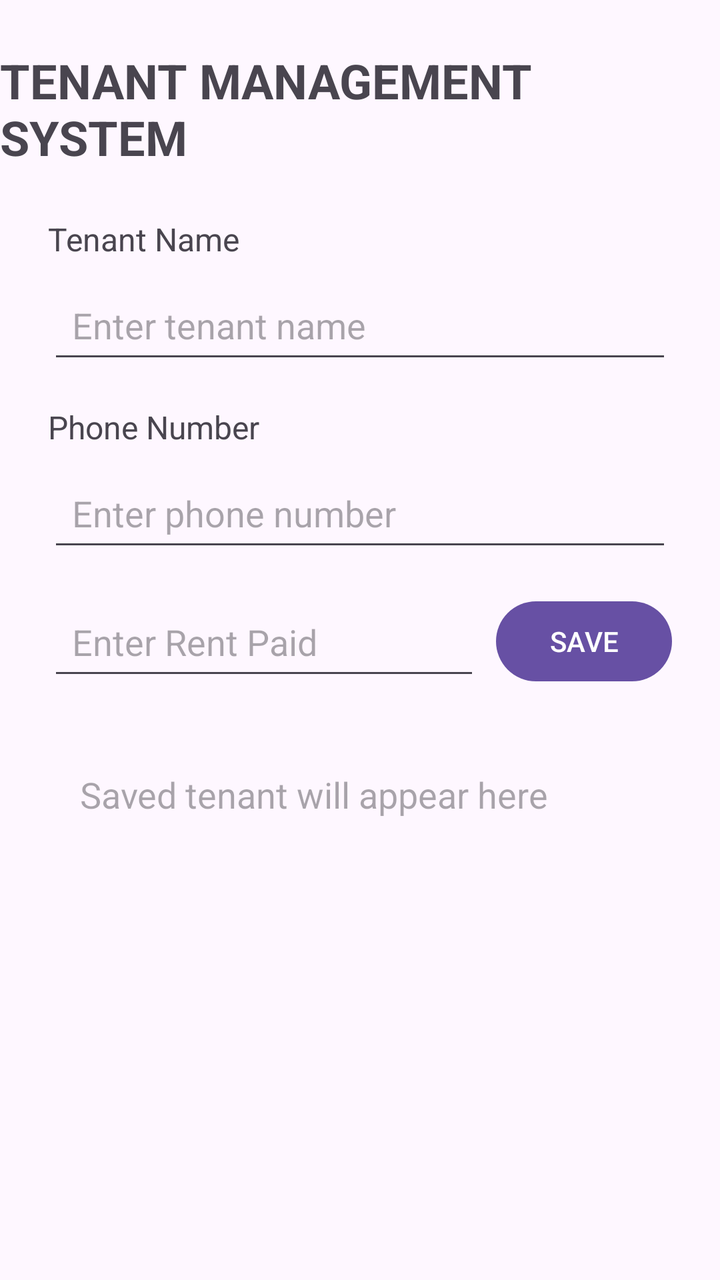
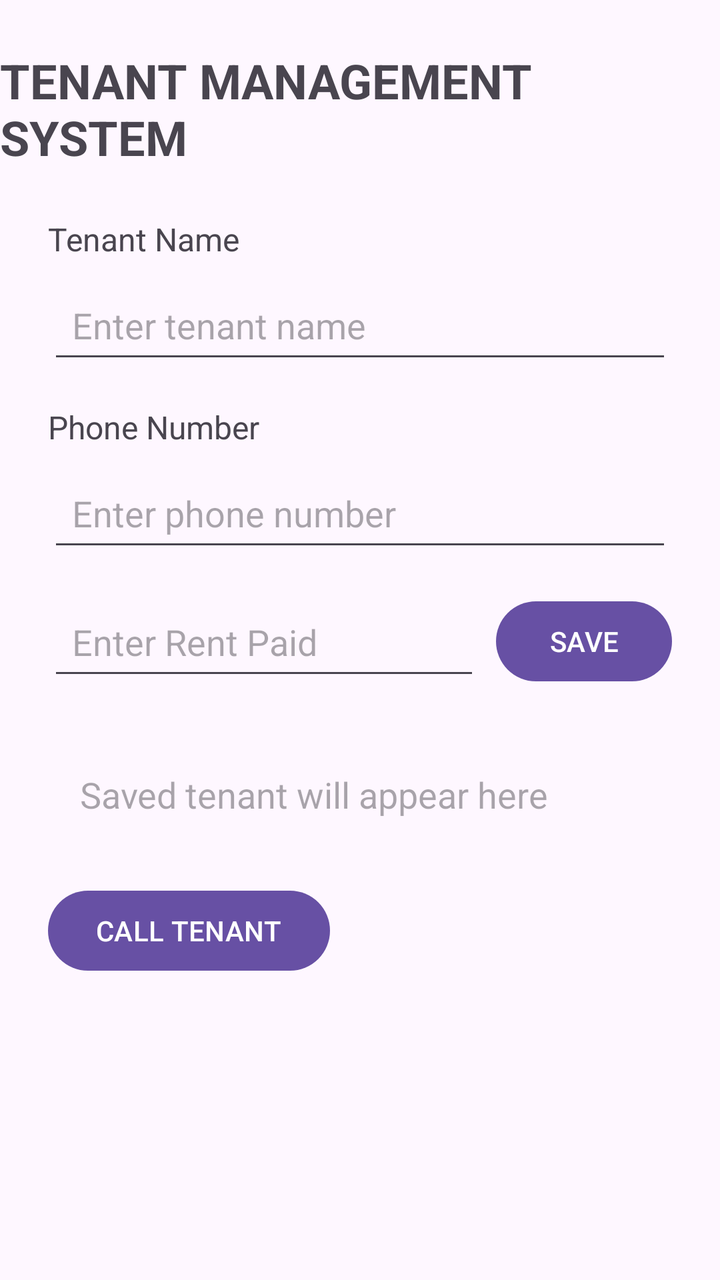

An Android layout rendered at two revisions. The XML below is the earlier revision; the diff shows what the commit changed to produce the second picture.
<!-- AndroidManifest.xml: application theme Theme.TenantManagementSystem -->
<!-- res/layout/activity_main.xml -->
<?xml version="1.0" encoding="utf-8"?>
<layout xmlns:android="http://schemas.android.com/apk/res/android"
    xmlns:app="http://schemas.android.com/apk/res-auto">

    <data>
        <variable
            name="tenant"
            type="com.example.tenantmanagementsystem.Tenant" />
    </data>

    <androidx.constraintlayout.widget.ConstraintLayout
        android:layout_width="match_parent"
        android:layout_height="match_parent">

        <TextView
            android:id="@+id/titleTextView"
            android:layout_width="wrap_content"
            android:layout_height="wrap_content"
            android:text="TENANT MANAGEMENT SYSTEM"
            android:textSize="24sp"
            android:textStyle="bold"
            android:layout_marginTop="24dp"
            app:layout_constraintTop_toTopOf="parent"
            app:layout_constraintStart_toStartOf="parent"
            app:layout_constraintEnd_toEndOf="parent" />

        <TextView
            android:id="@+id/tenantNameLabel"
            android:layout_width="wrap_content"
            android:layout_height="wrap_content"
            android:text="Tenant Name"
            android:textSize="16sp"
            android:layout_marginTop="24dp"
            android:layout_marginStart="24dp"
            app:layout_constraintTop_toBottomOf="@id/titleTextView"
            app:layout_constraintStart_toStartOf="parent" />

        <EditText
            android:id="@+id/tenantNameEditText"
            android:layout_width="0dp"
            android:layout_height="wrap_content"
            android:hint="Enter tenant name"
            android:minHeight="48dp"
            android:padding="12dp"
            android:layout_marginTop="8dp"
            android:layout_marginStart="24dp"
            android:layout_marginEnd="24dp"
            app:layout_constraintTop_toBottomOf="@id/tenantNameLabel"
            app:layout_constraintStart_toStartOf="parent"
            app:layout_constraintEnd_toEndOf="parent" />

        <TextView
            android:id="@+id/phoneLabel"
            android:layout_width="wrap_content"
            android:layout_height="wrap_content"
            android:text="Phone Number"
            android:textSize="16sp"
            android:layout_marginTop="16dp"
            android:layout_marginStart="24dp"
            app:layout_constraintTop_toBottomOf="@id/tenantNameEditText"
            app:layout_constraintStart_toStartOf="parent" />

        <EditText
            android:id="@+id/phoneEditText"
            android:layout_width="0dp"
            android:layout_height="wrap_content"
            android:hint="Enter phone number"
            android:inputType="phone"
            android:minHeight="48dp"
            android:padding="12dp"
            android:layout_marginTop="8dp"
            android:layout_marginStart="24dp"
            android:layout_marginEnd="24dp"
            app:layout_constraintTop_toBottomOf="@id/phoneLabel"
            app:layout_constraintStart_toStartOf="parent"
            app:layout_constraintEnd_toEndOf="parent" />

        <EditText
            android:id="@+id/rentEditText"
            android:layout_width="0dp"
            android:layout_height="wrap_content"
            android:hint="Enter Rent Paid"
            android:inputType="numberDecimal"
            android:minHeight="48dp"
            android:padding="12dp"
            android:layout_marginStart="24dp"
            android:layout_marginTop="16dp"
            android:layout_marginEnd="8dp"
            app:layout_constraintTop_toBottomOf="@id/phoneEditText"
            app:layout_constraintStart_toStartOf="parent"
            app:layout_constraintEnd_toStartOf="@id/saveButton" />

        <Button
            android:id="@+id/saveButton"
            android:layout_width="wrap_content"
            android:layout_height="wrap_content"
            android:text="SAVE"
            android:layout_marginEnd="24dp"
            app:layout_constraintTop_toTopOf="@id/rentEditText"
            app:layout_constraintEnd_toEndOf="parent" />

        <TextView
            android:id="@+id/tenantResultTextView"
            android:layout_width="0dp"
            android:layout_height="wrap_content"
            android:text="@{tenant.summary()}"
            android:hint="Saved tenant will appear here"
            android:textSize="18sp"
            android:padding="16dp"
            android:layout_margin="24dp"
            app:layout_constraintTop_toBottomOf="@id/rentEditText"
            app:layout_constraintStart_toStartOf="parent"
            app:layout_constraintEnd_toEndOf="parent" />

    </androidx.constraintlayout.widget.ConstraintLayout>
</layout>
<!-- resources referenced by this layout -->
<resources>
  <style name="Theme.TenantManagementSystem" parent="Base.Theme.TenantManagementSystem" />
  <style name="Base.Theme.TenantManagementSystem" parent="Theme.Material3.DayNight.NoActionBar">
          
          
      </style>
</resources>

<!-- the commit's change to res/layout/activity_main.xml (unified diff, before → after) -->
@@ -112,5 +112,15 @@
             app:layout_constraintStart_toStartOf="parent"
             app:layout_constraintEnd_toEndOf="parent" />
 
+        <Button
+            android:id="@+id/callButton"
+            android:layout_width="wrap_content"
+            android:layout_height="wrap_content"
+            android:text="CALL TENANT"
+            android:layout_marginStart="24dp"
+            android:layout_marginTop="16dp"
+            app:layout_constraintTop_toBottomOf="@id/tenantResultTextView"
+            app:layout_constraintStart_toStartOf="parent" />
+
     </androidx.constraintlayout.widget.ConstraintLayout>
 </layout>
